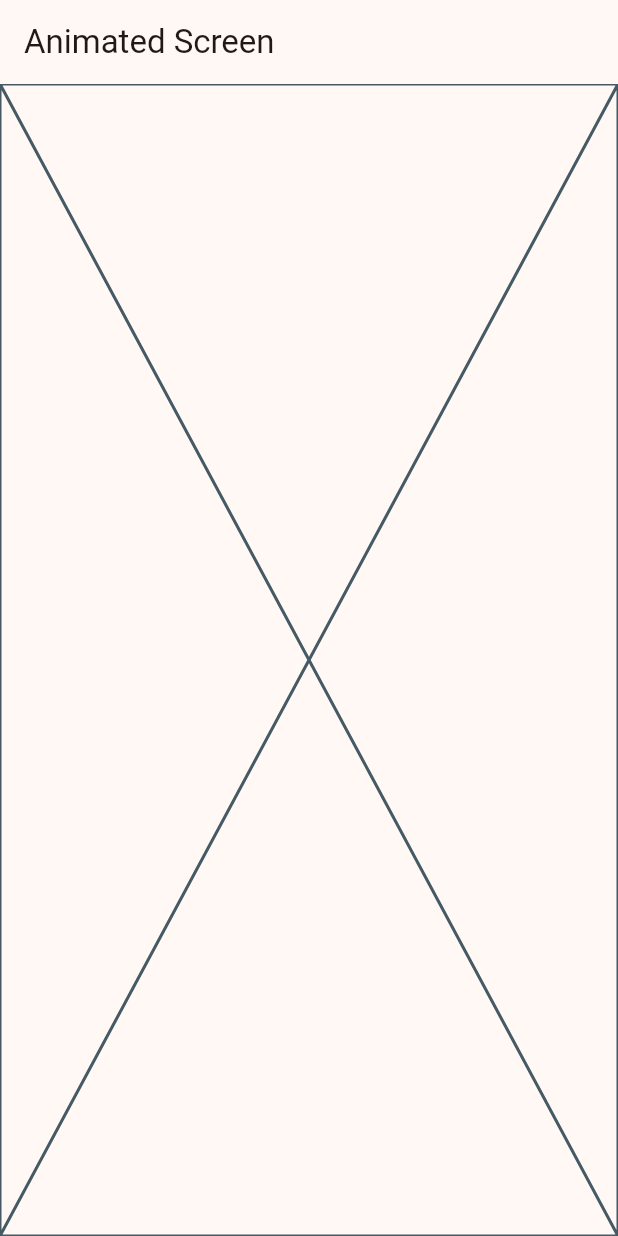
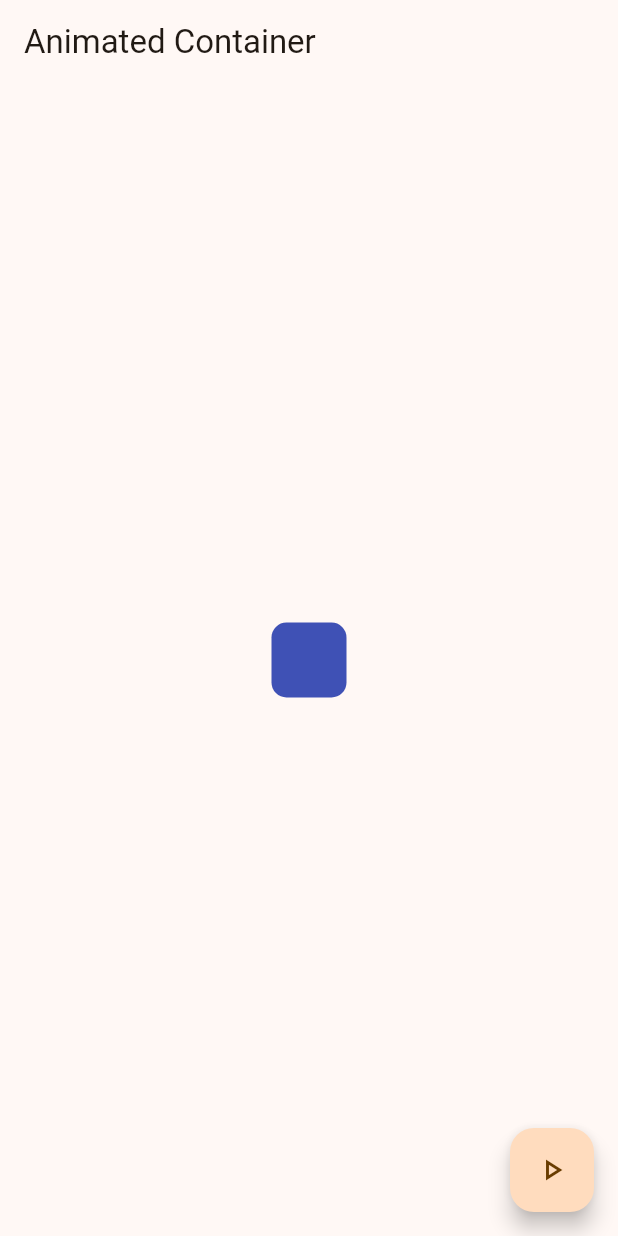
Before and after one commit to specktro/Flutter-WidgetsSampleApp, a Flutter app: the AnimatedScreen screen opened by its route, on a phone screen of 412 x 824 dp. Run offline on Flutter 3.47's test engine with Material 3 defaults, Android fonts, the phone set to English and light mode, and no system bars; our stand-ins replace go_router.

Commit message:
feat: Implement Animated Container screen
This commit introduces an `AnimatedScreen` that demonstrates the use of `AnimatedContainer`.

- The `AnimatedScreen` is now a `StatefulWidget`.
- It displays an `AnimatedContainer` whose `width`, `height`, `borderRadius`, and `color` properties change randomly when a `FloatingActionButton` is pressed.
- The animation uses a duration of 400 milliseconds and an `easeOutCubic` curve.
- A new `MenuItem` for "Animated Container" has been added to `appMenuItems`, linking to the `/animated` route.
- The `AppBar` title in `AnimatedScreen` has been updated to "Animated Container".

```diff
--- a/lib/config/menu/menu_items.dart
+++ b/lib/config/menu/menu_items.dart
@@ -38,6 +38,12 @@ const List<MenuItem> appMenuItems = [
       subtitle: 'Screen indicators',
       link: '/snackbars',
       icon: Icons.info_outline
+  ),
+  MenuItem(
+      title: 'Animated Container',
+      subtitle: 'Animated stateful widget',
+      link: '/animated',
+      icon: Icons.check_box_outlined
   )
 ];
 
--- a/lib/presentation/screens/animated_screen.dart
+++ b/lib/presentation/screens/animated_screen.dart
@@ -1,15 +1,56 @@
 import 'package:flutter/material.dart';
+import 'dart:math';
 
-class AnimatedScreen extends StatelessWidget {
+class AnimatedScreen extends StatefulWidget {
   const AnimatedScreen({super.key});
+
+  @override
+  State<AnimatedScreen> createState() => _AnimatedScreenState();
+}
+
+class _AnimatedScreenState extends State<AnimatedScreen> {
+  double width = 50;
+  double height = 50;
+  double borderRadius = 10.0;
+  Color color = Colors.indigo;
+
+  void changeShape() {
+    final random = Random();
+    width = random.nextInt(300).toDouble() + 120;
+    height = random.nextInt(450).toDouble() + 120;
+    borderRadius = random.nextInt(100).toDouble() + 20;
+    color = Color.fromRGBO(
+      random.nextInt(255),
+      random.nextInt(255),
+      random.nextInt(255),
+      1
+    );
+
+    setState(() {});
+  }
 
   @override
   Widget build(BuildContext context) {
     return Scaffold(
       appBar: AppBar(
-          title: const Text('Animated Screen')
+          title: const Text('Animated Container')
       ),
-      body: Placeholder()
+      floatingActionButton: FloatingActionButton(
+        onPressed: changeShape,
+        child: const Icon(Icons.play_arrow_outlined),
+      ),
+      body: Center(
+        child: AnimatedContainer(
+          duration: const Duration(milliseconds: 400),
+          curve: Curves.easeOutCubic,
+          width: width <= 0 ? 0 : width,
+          height: height <= 0 ? 0 : height,
+          decoration: BoxDecoration(
+            color: color,
+            borderRadius: BorderRadius.circular(borderRadius <= 0 ? 0 : borderRadius),
+          ),
+        ),
+      )
     );
   }
 }
```
